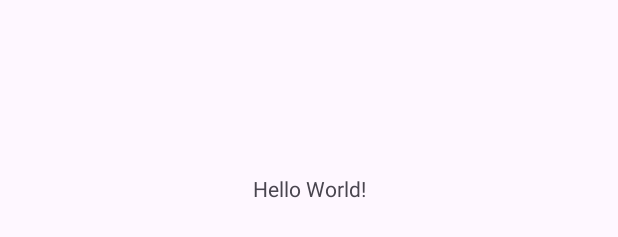
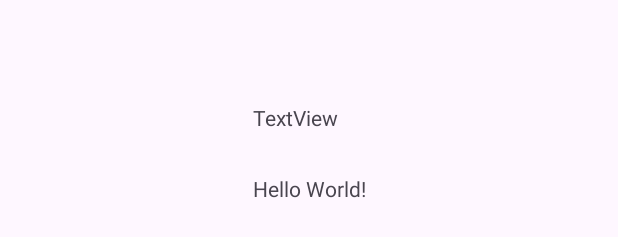
Before and after one commit to kantlinliza13/prakt7, an Android app: the layout activity_main.xml on its own in the app's theme, with its tools: preview values and no code run, on a phone screen of 412 x 824 dp. Shown: the part 430-667 px from the top of the screen. Run offline under Robolectric (Android 15) with nearby library versions, the phone set to English and light mode, and no system bars.

Commit message:
добавили текст

```diff
--- a/app/src/main/res/layout/activity_main.xml
+++ b/app/src/main/res/layout/activity_main.xml
@@ -7,6 +7,7 @@
     tools:context=".MainActivity">
 
     <TextView
+        android:id="@+id/textView2"
         android:layout_width="wrap_content"
         android:layout_height="wrap_content"
         android:text="Hello World!"
@@ -15,4 +16,17 @@
         app:layout_constraintStart_toStartOf="parent"
         app:layout_constraintTop_toTopOf="parent" />
 
+    <TextView
+        android:id="@+id/textView"
+        android:layout_width="wrap_content"
+        android:layout_height="wrap_content"
+        android:text="TextView"
+        app:layout_constraintBottom_toBottomOf="parent"
+        app:layout_constraintEnd_toEndOf="parent"
+        app:layout_constraintHorizontal_bias="0.475"
+        app:layout_constraintStart_toStartOf="parent"
+        app:layout_constraintTop_toTopOf="parent"
+        app:layout_constraintVertical_bias="0.442"
+        tools:ignore="HardcodedText" />
+
 </androidx.constraintlayout.widget.ConstraintLayout>
```
